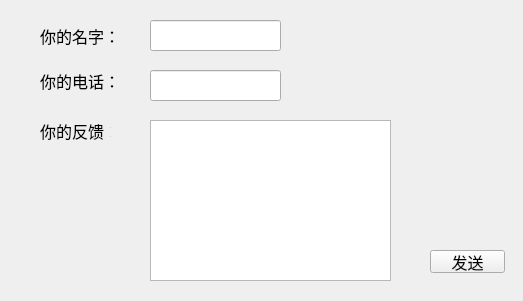
Old version of the form RSStalk/feedback.ui in the repository oduiwei/RSStalk.
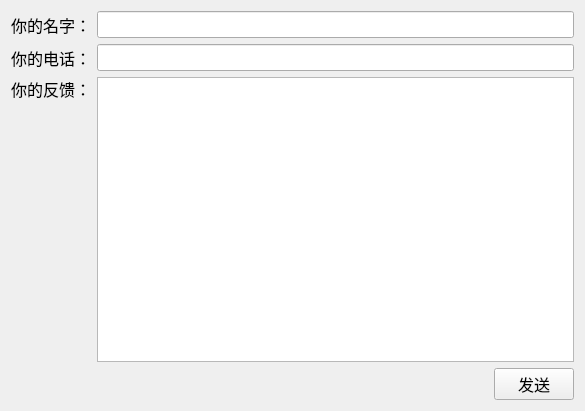
New version of the form.

```diff
--- a/RSStalk/feedback.ui
+++ b/RSStalk/feedback.ui
@@ -6,41 +6,18 @@
    <rect>
     <x>0</x>
     <y>0</y>
-    <width>523</width>
-    <height>301</height>
+    <width>585</width>
+    <height>411</height>
    </rect>
   </property>
   <property name="windowTitle">
    <string>Form</string>
   </property>
-  <widget class="QLabel" name="label">
-   <property name="geometry">
-    <rect>
-     <x>40</x>
-     <y>70</y>
-     <width>91</width>
-     <height>21</height>
-    </rect>
-   </property>
-   <property name="font">
-    <font>
-     <family>Adobe 黑体 Std R</family>
-     <pointsize>12</pointsize>
-    </font>
-   </property>
-   <property name="text">
-    <string>你的电话：</string>
-   </property>
-  </widget>
+  <layout class="QVBoxLayout" name="verticalLayout_2">
+   <item>
+    <layout class="QHBoxLayout" name="horizontalLayout">
+     <item>
   <widget class="QLabel" name="label_2">
-   <property name="geometry">
-    <rect>
-     <x>40</x>
-     <y>20</y>
-     <width>91</width>
-     <height>31</height>
-    </rect>
-   </property>
    <property name="font">
     <font>
      <family>Adobe 黑体 Std R</family>
@@ -51,79 +28,104 @@
     <string>你的名字：</string>
    </property>
   </widget>
-  <widget class="QLabel" name="label_3">
-   <property name="geometry">
-    <rect>
-     <x>40</x>
-     <y>120</y>
-     <width>71</width>
-     <height>21</height>
-    </rect>
-   </property>
-   <property name="font">
-    <font>
-     <family>Adobe 黑体 Std R</family>
-     <pointsize>12</pointsize>
-    </font>
-   </property>
-   <property name="text">
-    <string>你的反馈：</string>
-   </property>
-  </widget>
+     </item>
+     <item>
   <widget class="QLineEdit" name="name_lineEdit">
-   <property name="geometry">
-    <rect>
-     <x>150</x>
-     <y>20</y>
-     <width>131</width>
-     <height>31</height>
-    </rect>
-   </property>
+       <property name="font">
+        <font>
+         <pointsize>12</pointsize>
+        </font>
+       </property>
+      </widget>
+     </item>
+    </layout>
+   </item>
+   <item>
+    <layout class="QHBoxLayout" name="horizontalLayout_2">
+     <item>
+      <widget class="QLabel" name="label">
    <property name="font">
     <font>
+         <family>Adobe 黑体 Std R</family>
      <pointsize>12</pointsize>
     </font>
    </property>
-  </widget>
+       <property name="text">
+        <string>你的电话：</string>
+       </property>
+      </widget>
+     </item>
+     <item>
   <widget class="QLineEdit" name="teletphone_lineEdit">
-   <property name="geometry">
-    <rect>
-     <x>150</x>
-     <y>70</y>
-     <width>131</width>
-     <height>31</height>
-    </rect>
-   </property>
+       <property name="font">
+        <font>
+         <pointsize>12</pointsize>
+        </font>
+       </property>
+      </widget>
+     </item>
+    </layout>
+   </item>
+   <item>
+    <layout class="QHBoxLayout" name="horizontalLayout_3">
+     <item>
+      <layout class="QVBoxLayout" name="verticalLayout">
+       <item>
+        <widget class="QLabel" name="label_3">
    <property name="font">
     <font>
+           <family>Adobe 黑体 Std R</family>
      <pointsize>12</pointsize>
     </font>
    </property>
-  </widget>
+         <property name="text">
+          <string>你的反馈：</string>
+         </property>
+        </widget>
+       </item>
+       <item>
+        <spacer name="verticalSpacer">
+         <property name="orientation">
+          <enum>Qt::Vertical</enum>
+         </property>
+         <property name="sizeHint" stdset="0">
+          <size>
+           <width>20</width>
+           <height>40</height>
+          </size>
+         </property>
+        </spacer>
+       </item>
+      </layout>
+     </item>
+     <item>
   <widget class="QTextEdit" name="feedback_textEdit">
-   <property name="geometry">
-    <rect>
-     <x>150</x>
-     <y>120</y>
-     <width>241</width>
-     <height>161</height>
-    </rect>
-   </property>
    <property name="font">
     <font>
      <pointsize>12</pointsize>
     </font>
    </property>
   </widget>
+     </item>
+    </layout>
+   </item>
+   <item>
+    <layout class="QHBoxLayout" name="horizontalLayout_4">
+     <item>
+      <spacer name="horizontalSpacer">
+       <property name="orientation">
+        <enum>Qt::Horizontal</enum>
+       </property>
+       <property name="sizeHint" stdset="0">
+        <size>
+         <width>40</width>
+         <height>20</height>
+        </size>
+       </property>
+      </spacer>
+     </item>
+     <item>
   <widget class="QPushButton" name="send_btn">
-   <property name="geometry">
-    <rect>
-     <x>430</x>
-     <y>250</y>
-     <width>75</width>
-     <height>23</height>
-    </rect>
-   </property>
    <property name="font">
     <font>
      <family>Adobe 黑体 Std R</family>
@@ -134,6 +136,10 @@
     <string>发送</string>
    </property>
   </widget>
+     </item>
+    </layout>
+   </item>
+  </layout>
  </widget>
  <resources/>
  <connections/>
```
Lines whose indentation alone changed are shown as unchanged.
